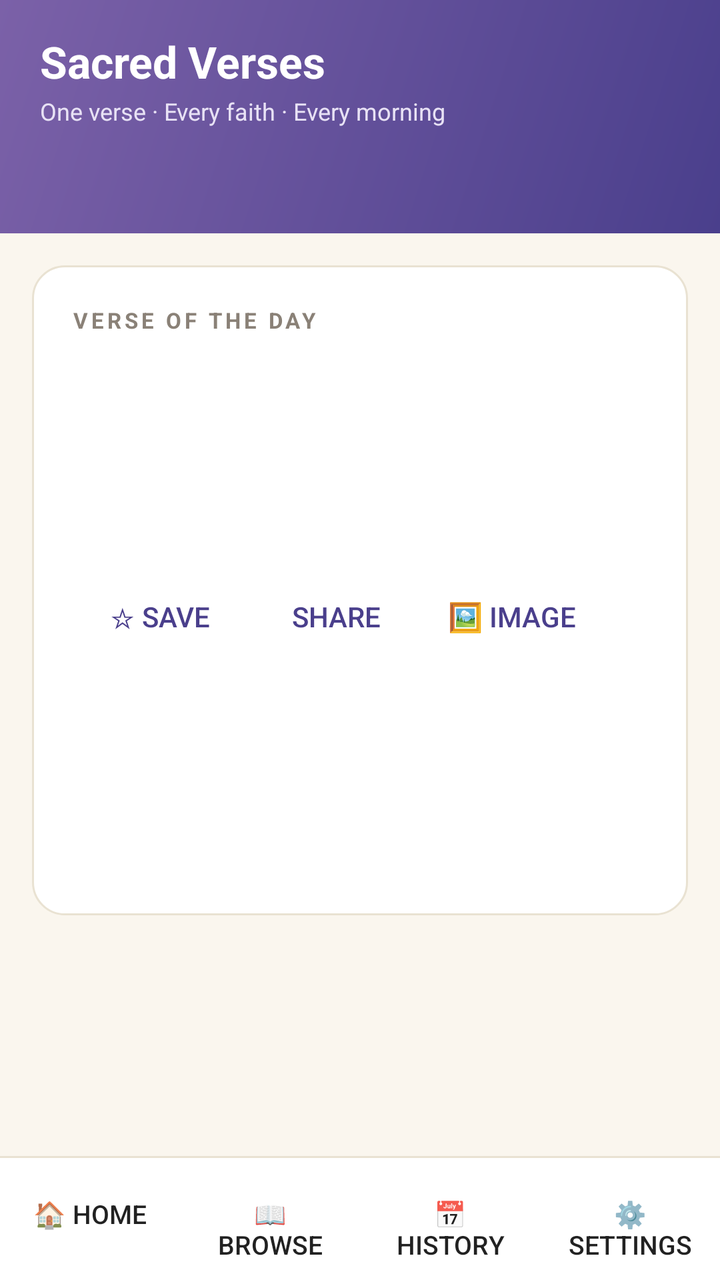
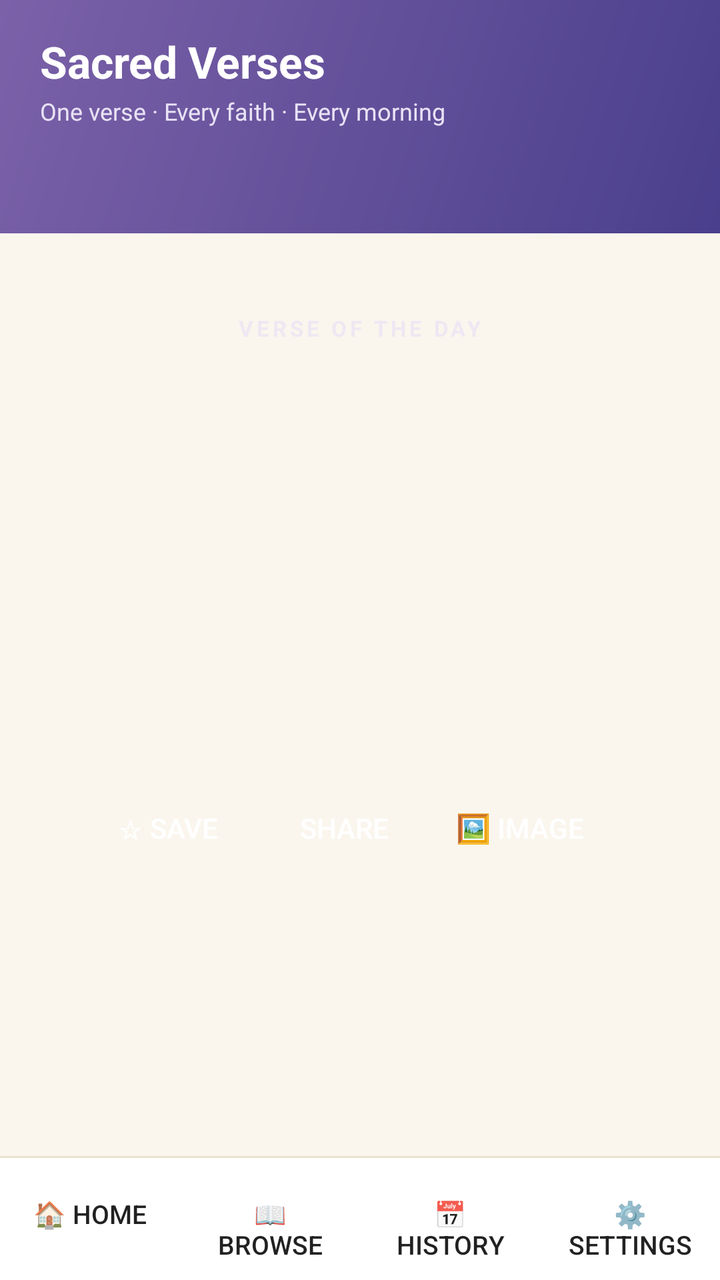

Before-and-after screenshots of an Android layout around one commit, followed by the original layout XML and the change that was made.
<!-- AndroidManifest.xml: application theme Theme.SacredVerses -->
<!-- res/layout/activity_main.xml -->
<?xml version="1.0" encoding="utf-8"?>
<LinearLayout xmlns:android="http://schemas.android.com/apk/res/android"
    android:orientation="vertical"
    android:layout_width="match_parent"
    android:layout_height="match_parent"
    android:background="@color/bg">

    
    <LinearLayout
        android:id="@+id/headerBar"
        android:orientation="vertical"
        android:layout_width="match_parent"
        android:layout_height="wrap_content"
        android:background="@drawable/gradient_bg"
        android:paddingStart="20dp"
        android:paddingEnd="20dp"
        android:paddingTop="16dp"
        android:paddingBottom="16dp">

        <TextView
            android:layout_width="wrap_content"
            android:layout_height="wrap_content"
            android:text="Sacred Verses"
            android:textSize="22sp"
            android:textStyle="bold"
            android:textColor="#FFFFFF" />

        <TextView
            android:layout_width="wrap_content"
            android:layout_height="wrap_content"
            android:layout_marginTop="2dp"
            android:text="One verse · Every faith · Every morning"
            android:textSize="12sp"
            android:textColor="#E8E2F5" />

        <TextView
            android:id="@+id/dateLine"
            android:layout_width="wrap_content"
            android:layout_height="wrap_content"
            android:layout_marginTop="2dp"
            android:textSize="11sp"
            android:textColor="#CFC8E8" />

        <TextView
            android:id="@+id/streakLine"
            android:layout_width="wrap_content"
            android:layout_height="wrap_content"
            android:layout_marginTop="4dp"
            android:textSize="12sp"
            android:textStyle="bold"
            android:textColor="#FFE9A8" />
    </LinearLayout>

    
    <FrameLayout
        android:layout_width="match_parent"
        android:layout_height="0dp"
        android:layout_weight="1">

        
        <ScrollView
            android:id="@+id/homeScroll"
            android:layout_width="match_parent"
            android:layout_height="match_parent">

            <LinearLayout
                android:orientation="vertical"
                android:layout_width="match_parent"
                android:layout_height="wrap_content">

                <LinearLayout
                    android:id="@+id/festivalSlot"
                    android:orientation="vertical"
                    android:layout_width="match_parent"
                    android:layout_height="wrap_content" />

                <LinearLayout
                    android:orientation="vertical"
                    android:layout_width="match_parent"
                    android:layout_height="wrap_content"
                    android:layout_marginStart="16dp"
                    android:layout_marginEnd="16dp"
                    android:layout_marginTop="16dp"
                    android:background="@drawable/card_bg"
                    android:padding="20dp">

                    <TextView
                        android:id="@+id/todayLabel"
                        android:layout_width="wrap_content"
                        android:layout_height="wrap_content"
                        android:text="VERSE OF THE DAY"
                        android:textSize="11sp"
                        android:textStyle="bold"
                        android:textColor="@color/muted"
                        android:letterSpacing="0.15" />

                    <TextView
                        android:id="@+id/todayFaith"
                        android:layout_width="wrap_content"
                        android:layout_height="wrap_content"
                        android:layout_marginTop="12dp"
                        android:paddingStart="12dp"
                        android:paddingEnd="12dp"
                        android:paddingTop="6dp"
                        android:paddingBottom="6dp"
                        android:textSize="12sp"
                        android:textStyle="bold"
                        android:textColor="#FFFFFF" />

                    <TextView
                        android:id="@+id/todayText"
                        android:layout_width="match_parent"
                        android:layout_height="wrap_content"
                        android:layout_marginTop="12dp"
                        android:textSize="20sp"
                        android:textColor="@color/ink"
                        android:lineSpacingExtra="6dp" />

                    <TextView
                        android:id="@+id/todayRef"
                        android:layout_width="match_parent"
                        android:layout_height="wrap_content"
                        android:layout_marginTop="12dp"
                        android:textSize="13sp"
                        android:textColor="@color/muted" />

                    <LinearLayout
                        android:orientation="horizontal"
                        android:layout_width="match_parent"
                        android:layout_height="wrap_content"
                        android:layout_marginTop="8dp">

                        <Button
                            android:id="@+id/todayFav"
                            style="?android:attr/borderlessButtonStyle"
                            android:layout_width="wrap_content"
                            android:layout_height="wrap_content"
                            android:text="☆ Save"
                            android:textColor="@color/primary" />

                        <Button
                            android:id="@+id/todayShare"
                            style="?android:attr/borderlessButtonStyle"
                            android:layout_width="wrap_content"
                            android:layout_height="wrap_content"
                            android:text="Share"
                            android:textColor="@color/primary" />

                        <Button
                            android:id="@+id/todayImageShare"
                            style="?android:attr/borderlessButtonStyle"
                            android:layout_width="wrap_content"
                            android:layout_height="wrap_content"
                            android:text="🖼 Image"
                            android:textColor="@color/primary" />

                        <Button
                            android:id="@+id/todayListen"
                            style="?android:attr/borderlessButtonStyle"
                            android:layout_width="wrap_content"
                            android:layout_height="wrap_content"
                            android:text="🔊 Listen"
                            android:textColor="@color/primary" />
                    </LinearLayout>
                </LinearLayout>

                <LinearLayout
                    android:id="@+id/sponsorSlot"
                    android:orientation="vertical"
                    android:layout_width="match_parent"
                    android:layout_height="wrap_content" />
            </LinearLayout>
        </ScrollView>

        
        <LinearLayout
            android:id="@+id/browseContainer"
            android:orientation="vertical"
            android:layout_width="match_parent"
            android:layout_height="match_parent"
            android:visibility="gone">

            <TextView
                android:layout_width="wrap_content"
                android:layout_height="wrap_content"
                android:layout_marginStart="16dp"
                android:layout_marginTop="16dp"
                android:text="BROWSE VERSES"
                android:textSize="12sp"
                android:textStyle="bold"
                android:textColor="@color/muted"
                android:letterSpacing="0.12" />

            <HorizontalScrollView
                android:layout_width="match_parent"
                android:layout_height="wrap_content"
                android:layout_marginTop="8dp"
                android:scrollbars="none"
                android:paddingStart="16dp"
                android:paddingEnd="16dp">

                <LinearLayout
                    android:id="@+id/filterRow"
                    android:orientation="horizontal"
                    android:layout_width="wrap_content"
                    android:layout_height="wrap_content" />
            </HorizontalScrollView>

            <ListView
                android:id="@+id/verseList"
                android:layout_width="match_parent"
                android:layout_height="0dp"
                android:layout_weight="1"
                android:layout_marginTop="8dp"
                android:divider="@android:color/transparent"
                android:dividerHeight="0dp"
                android:clipToPadding="false"
                android:paddingBottom="8dp" />

            <TextView
                android:id="@+id/emptyView"
                android:layout_width="match_parent"
                android:layout_height="0dp"
                android:layout_weight="1"
                android:gravity="center"
                android:visibility="gone"
                android:text="Nothing here yet.\nTap ☆ on any verse to save it."
                android:textColor="@color/muted"
                android:textSize="14sp" />
        </LinearLayout>

        
        <ScrollView
            android:id="@+id/historyScroll"
            android:layout_width="match_parent"
            android:layout_height="match_parent"
            android:visibility="gone">

            <LinearLayout
                android:orientation="vertical"
                android:layout_width="match_parent"
                android:layout_height="wrap_content">

                <TextView
                    android:layout_width="wrap_content"
                    android:layout_height="wrap_content"
                    android:layout_marginStart="16dp"
                    android:layout_marginTop="16dp"
                    android:text="VERSE HISTORY"
                    android:textSize="12sp"
                    android:textStyle="bold"
                    android:textColor="@color/muted"
                    android:letterSpacing="0.12" />

                <TextView
                    android:layout_width="wrap_content"
                    android:layout_height="wrap_content"
                    android:layout_marginStart="16dp"
                    android:layout_marginTop="4dp"
                    android:layout_marginEnd="16dp"
                    android:text="Verses from the days you've opened the app. Tap any day to revisit it."
                    android:textSize="12sp"
                    android:textColor="@color/muted" />

                <LinearLayout
                    android:id="@+id/historyList"
                    android:orientation="vertical"
                    android:layout_width="match_parent"
                    android:layout_height="wrap_content"
                    android:paddingBottom="16dp" />
            </LinearLayout>
        </ScrollView>

        
        <ScrollView
            android:id="@+id/settingsScroll"
            android:layout_width="match_parent"
            android:layout_height="match_parent"
            android:visibility="gone">

            <LinearLayout
                android:orientation="vertical"
                android:layout_width="match_parent"
                android:layout_height="wrap_content">

                <LinearLayout
                    android:orientation="vertical"
                    android:layout_width="match_parent"
                    android:layout_height="wrap_content"
                    android:layout_marginStart="16dp"
                    android:layout_marginEnd="16dp"
                    android:layout_marginTop="16dp"
                    android:background="@drawable/card_bg"
                    android:padding="16dp">

                    <Switch
                        android:id="@+id/notifSwitch"
                        android:layout_width="match_parent"
                        android:layout_height="wrap_content"
                        android:text="Daily verse notification"
                        android:textSize="14sp"
                        android:textColor="@color/ink" />

                    <Switch
                        android:id="@+id/wallpaperSwitch"
                        android:layout_width="match_parent"
                        android:layout_height="wrap_content"
                        android:layout_marginTop="8dp"
                        android:text="Verse as lockscreen wallpaper"
                        android:textSize="14sp"
                        android:textColor="@color/ink" />

                    <Switch
                        android:id="@+id/darkSwitch"
                        android:layout_width="match_parent"
                        android:layout_height="wrap_content"
                        android:layout_marginTop="8dp"
                        android:text="Dark theme"
                        android:textSize="14sp"
                        android:textColor="@color/ink" />

                    <TextView
                        android:layout_width="wrap_content"
                        android:layout_height="wrap_content"
                        android:layout_marginTop="16dp"
                        android:text="MY FAITH"
                        android:textSize="11sp"
                        android:textStyle="bold"
                        android:textColor="@color/muted"
                        android:letterSpacing="0.12" />

                    <HorizontalScrollView
                        android:layout_width="match_parent"
                        android:layout_height="wrap_content"
                        android:layout_marginTop="8dp"
                        android:scrollbars="none">

                        <LinearLayout
                            android:id="@+id/faithRow"
                            android:orientation="horizontal"
                            android:layout_width="wrap_content"
                            android:layout_height="wrap_content" />
                    </HorizontalScrollView>

                    <TextView
                        android:layout_width="wrap_content"
                        android:layout_height="wrap_content"
                        android:layout_marginTop="16dp"
                        android:text="REMINDER TIME"
                        android:textSize="11sp"
                        android:textStyle="bold"
                        android:textColor="@color/muted"
                        android:letterSpacing="0.12" />

                    <HorizontalScrollView
                        android:layout_width="match_parent"
                        android:layout_height="wrap_content"
                        android:layout_marginTop="8dp"
                        android:scrollbars="none">

                        <LinearLayout
                            android:id="@+id/timePresetsRow"
                            android:orientation="horizontal"
                            android:layout_width="wrap_content"
                            android:layout_height="wrap_content" />
                    </HorizontalScrollView>

                    <TextView
                        android:layout_width="wrap_content"
                        android:layout_height="wrap_content"
                        android:layout_marginTop="16dp"
                        android:text="TEXT SIZE"
                        android:textSize="11sp"
                        android:textStyle="bold"
                        android:textColor="@color/muted"
                        android:letterSpacing="0.12" />

                    <LinearLayout
                        android:id="@+id/textSizeRow"
                        android:orientation="horizontal"
                        android:layout_width="match_parent"
                        android:layout_height="wrap_content"
                        android:layout_marginTop="8dp" />

                    <TextView
                        android:layout_width="wrap_content"
                        android:layout_height="wrap_content"
                        android:layout_marginTop="16dp"
                        android:text="VERSE LANGUAGE"
                        android:textSize="11sp"
                        android:textStyle="bold"
                        android:textColor="@color/muted"
                        android:letterSpacing="0.12" />

                    <LinearLayout
                        android:id="@+id/languageRow"
                        android:orientation="horizontal"
                        android:layout_width="match_parent"
                        android:layout_height="wrap_content"
                        android:layout_marginTop="8dp" />

                    <Button
                        android:id="@+id/inviteButton"
                        style="?android:attr/borderlessButtonStyle"
                        android:layout_width="wrap_content"
                        android:layout_height="wrap_content"
                        android:layout_marginTop="12dp"
                        android:text="💌 Invite friends to Sacred Verses"
                        android:textSize="13sp"
                        android:textColor="@color/primary" />
                </LinearLayout>

                <Button
                    android:id="@+id/supportButton"
                    style="?android:attr/borderlessButtonStyle"
                    android:layout_width="wrap_content"
                    android:layout_height="wrap_content"
                    android:layout_gravity="center_horizontal"
                    android:layout_marginTop="4dp"
                    android:text="♥ Support Sacred Verses"
                    android:textSize="13sp"
                    android:textColor="@color/primary"
                    android:visibility="gone" />

                <LinearLayout
                    android:orientation="horizontal"
                    android:layout_width="match_parent"
                    android:layout_height="wrap_content"
                    android:gravity="center"
                    android:paddingTop="8dp"
                    android:paddingBottom="16dp">                    <Button
                        android:id="@+id/privacyButton"
                        style="?android:attr/borderlessButtonStyle"
                        android:layout_width="wrap_content"
                        android:layout_height="wrap_content"
                        android:text="Privacy Policy"
                        android:textSize="12sp"
                        android:textColor="@color/muted" />

                    <Button
                        android:id="@+id/aboutButton"
                        style="?android:attr/borderlessButtonStyle"
                        android:layout_width="wrap_content"
                        android:layout_height="wrap_content"
                        android:text="About"
                        android:textSize="12sp"
                        android:textColor="@color/muted" />
                </LinearLayout>
            </LinearLayout>
        </ScrollView>
    </FrameLayout>

    
    <View
        android:layout_width="match_parent"
        android:layout_height="1dp"
        android:background="@color/divider" />

    
    <LinearLayout
        android:orientation="horizontal"
        android:layout_width="match_parent"
        android:layout_height="wrap_content"
        android:background="@color/navbg"
        android:paddingTop="4dp"
        android:paddingBottom="4dp">

        <Button
            android:id="@+id/navHome"
            style="?android:attr/borderlessButtonStyle"
            android:layout_width="0dp"
            android:layout_height="wrap_content"
            android:layout_weight="1"
            android:text="🏠 Home"
            android:textSize="13sp" />

        <Button
            android:id="@+id/navBrowse"
            style="?android:attr/borderlessButtonStyle"
            android:layout_width="0dp"
            android:layout_height="wrap_content"
            android:layout_weight="1"
            android:text="📖 Browse"
            android:textSize="13sp" />

        <Button
            android:id="@+id/navHistory"
            style="?android:attr/borderlessButtonStyle"
            android:layout_width="0dp"
            android:layout_height="wrap_content"
            android:layout_weight="1"
            android:text="📅 History"
            android:textSize="13sp" />

        <Button
            android:id="@+id/navSettings"
            style="?android:attr/borderlessButtonStyle"
            android:layout_width="0dp"
            android:layout_height="wrap_content"
            android:layout_weight="1"
            android:text="⚙️ Settings"
            android:textSize="13sp" />
    </LinearLayout>
</LinearLayout>
<!-- resources referenced by this layout -->
<resources>
  <color name="bg">#FAF6EE</color>
  <color name="divider">#E9E2D2</color>
  <color name="ink">#2B2620</color>
  <color name="muted">#8A8177</color>
  <color name="navbg">#FFFFFF</color>
  <color name="primary">#4A3F8C</color>
  <!-- drawable card_bg (drawable) -->
  <?xml version="1.0" encoding="utf-8"?>
  <shape xmlns:android="http://schemas.android.com/apk/res/android"
      android:shape="rectangle">
      <corners android:radius="16dp" />
      <solid android:color="@color/card" />
      <stroke
          android:width="1dp"
          android:color="@color/card_stroke" />
  </shape>
  <!-- drawable gradient_bg (drawable) -->
  <?xml version="1.0" encoding="utf-8"?>
  <shape xmlns:android="http://schemas.android.com/apk/res/android"
      android:shape="rectangle">
      <gradient
          android:angle="135"
          android:startColor="#4A3F8C"
          android:endColor="#7B61A8" />
  </shape>
  <style name="Theme.SacredVerses" parent="android:Theme.Material.Light.NoActionBar">
          <item name="android:colorPrimary">@color/primary</item>
          <item name="android:statusBarColor">@color/primary</item>
          <item name="android:windowBackground">@color/bg</item>
      </style>
  <color name="card">#FFFFFF</color>
  <color name="card_stroke">#E9E2D2</color>
</resources>

<!-- the commit's change to res/layout/activity_main.xml (unified diff, before → after) -->
@@ -74,15 +74,17 @@
                     android:layout_width="match_parent"
                     android:layout_height="wrap_content" />
 
-                <LinearLayout
+                
+                <LinearLayout
+                    android:id="@+id/todayCard"
                     android:orientation="vertical"
                     android:layout_width="match_parent"
                     android:layout_height="wrap_content"
                     android:layout_marginStart="16dp"
                     android:layout_marginEnd="16dp"
                     android:layout_marginTop="16dp"
-                    android:background="@drawable/card_bg"
-                    android:padding="20dp">
+                    android:padding="24dp"
+                    android:gravity="center_horizontal">
 
                     <TextView
                         android:id="@+id/todayLabel"
@@ -91,7 +93,7 @@
                         android:text="VERSE OF THE DAY"
                         android:textSize="11sp"
                         android:textStyle="bold"
-                        android:textColor="@color/muted"
+                        android:textColor="#B3E8E2F5"
                         android:letterSpacing="0.15" />
 
                     <TextView
@@ -111,24 +113,42 @@
                         android:id="@+id/todayText"
                         android:layout_width="match_parent"
                         android:layout_height="wrap_content"
+                        android:layout_marginTop="16dp"
+                        android:textSize="20sp"
+                        android:fontFamily="serif"
+                        android:textColor="#FFFFFF"
+                        android:gravity="center"
+                        android:lineSpacingExtra="6dp" />
+
+                    <View
+                        android:id="@+id/todayDivider"
+                        android:layout_width="64dp"
+                        android:layout_height="3dp"
+                        android:layout_marginTop="16dp" />
+
+                    <TextView
+                        android:id="@+id/todayRef"
+                        android:layout_width="wrap_content"
+                        android:layout_height="wrap_content"
                         android:layout_marginTop="12dp"
-                        android:textSize="20sp"
-                        android:textColor="@color/ink"
-                        android:lineSpacingExtra="6dp" />
-
-                    <TextView
-                        android:id="@+id/todayRef"
-                        android:layout_width="match_parent"
-                        android:layout_height="wrap_content"
-                        android:layout_marginTop="12dp"
-                        android:textSize="13sp"
-                        android:textColor="@color/muted" />
+                        android:textSize="15sp"
+                        android:textStyle="bold" />
+
+                    <TextView
+                        android:id="@+id/todaySource"
+                        android:layout_width="wrap_content"
+                        android:layout_height="wrap_content"
+                        android:layout_marginTop="4dp"
+                        android:textSize="12sp"
+                        android:textColor="#BBE8E2F5"
+                        android:gravity="center" />
 
                     <LinearLayout
                         android:orientation="horizontal"
-                        android:layout_width="match_parent"
-                        android:layout_height="wrap_content"
-                        android:layout_marginTop="8dp">
+                        android:layout_width="wrap_content"
+                        android:layout_height="wrap_content"
+                        android:layout_marginTop="12dp"
+                        android:gravity="center">
 
                         <Button
                             android:id="@+id/todayFav"
@@ -136,7 +156,7 @@
                             android:layout_width="wrap_content"
                             android:layout_height="wrap_content"
                             android:text="☆ Save"
-                            android:textColor="@color/primary" />
+                            android:textColor="#FFFFFF" />
 
                         <Button
                             android:id="@+id/todayShare"
@@ -144,7 +164,7 @@
                             android:layout_width="wrap_content"
                             android:layout_height="wrap_content"
                             android:text="Share"
-                            android:textColor="@color/primary" />
+                            android:textColor="#FFFFFF" />
 
                         <Button
                             android:id="@+id/todayImageShare"
@@ -152,7 +172,7 @@
                             android:layout_width="wrap_content"
                             android:layout_height="wrap_content"
                             android:text="🖼 Image"
-                            android:textColor="@color/primary" />
+                            android:textColor="#FFFFFF" />
 
                         <Button
                             android:id="@+id/todayListen"
@@ -160,7 +180,7 @@
                             android:layout_width="wrap_content"
                             android:layout_height="wrap_content"
                             android:text="🔊 Listen"
-                            android:textColor="@color/primary" />
+                            android:textColor="#FFFFFF" />
                     </LinearLayout>
                 </LinearLayout>
 
@@ -392,12 +412,18 @@
                         android:textColor="@color/muted"
                         android:letterSpacing="0.12" />
 
-                    <LinearLayout
-                        android:id="@+id/languageRow"
-                        android:orientation="horizontal"
-                        android:layout_width="match_parent"
-                        android:layout_height="wrap_content"
-                        android:layout_marginTop="8dp" />
+                    <HorizontalScrollView
+                        android:layout_width="match_parent"
+                        android:layout_height="wrap_content"
+                        android:layout_marginTop="8dp"
+                        android:scrollbars="none">
+
+                        <LinearLayout
+                            android:id="@+id/languageRow"
+                            android:orientation="horizontal"
+                            android:layout_width="wrap_content"
+                            android:layout_height="wrap_content" />
+                    </HorizontalScrollView>
 
                     <Button
                         android:id="@+id/inviteButton"
